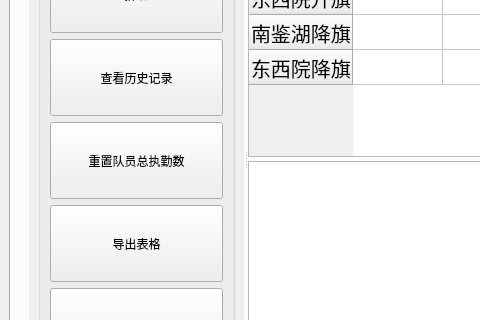
Above: systemwindow.ui from FY-ming/WHUT-workSystem-window-version before the change; both pictures show x 0 to 480 and y 153 to 473 of the 850 by 600 pixel window. Below: the same form after it.
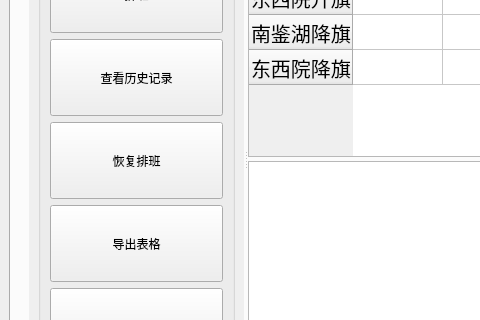
That is the form after the change. The open tabs and pages were chosen to show the change. Icons and pictures are not drawn.

Commit message:
删除重置队员执勤次数的按钮，我们希望记录下每一位队员的全部付出
重要修正
解决了队员管理页中存在的严重问题：
1.二三四组在删除队员时会删除连续的两名队员
2.二三四组删除新添加的队员时会在一组创建一个一样的队员

Patch:
```diff
--- a/systemwindow.ui
+++ b/systemwindow.ui
@@ -119,7 +119,7 @@
                       </sizepolicy>
                      </property>
                      <property name="text">
-                      <string>重置队员总执勤数</string>
+                      <string>恢复排班</string>
                      </property>
                     </widget>
                    </item>
```
Left out of the diff: 2 changed lines with no effect on the pictures. The commit also changes 8 other files.
